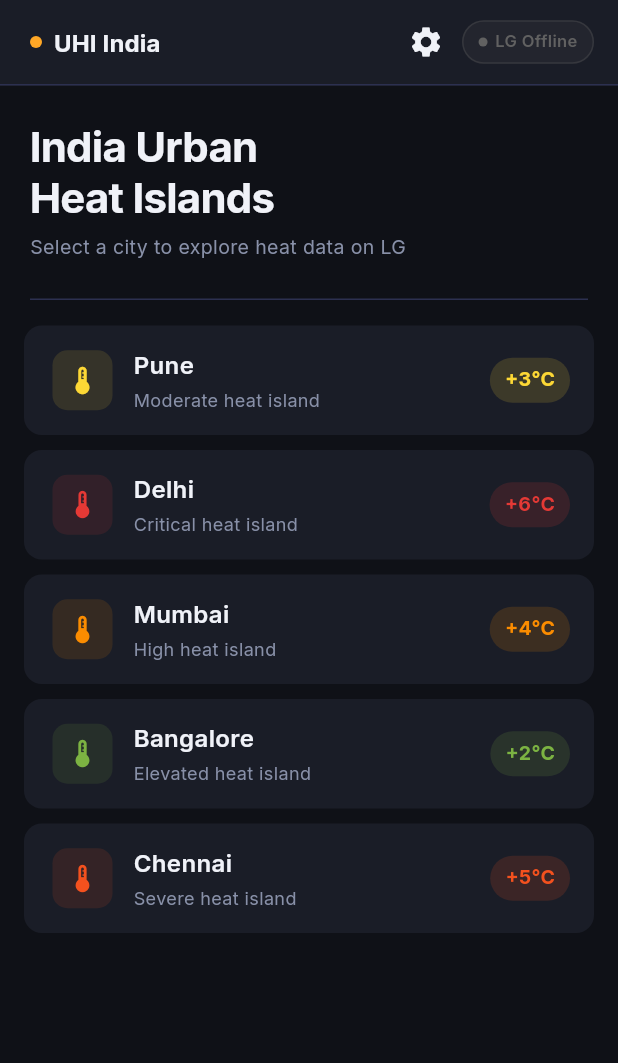
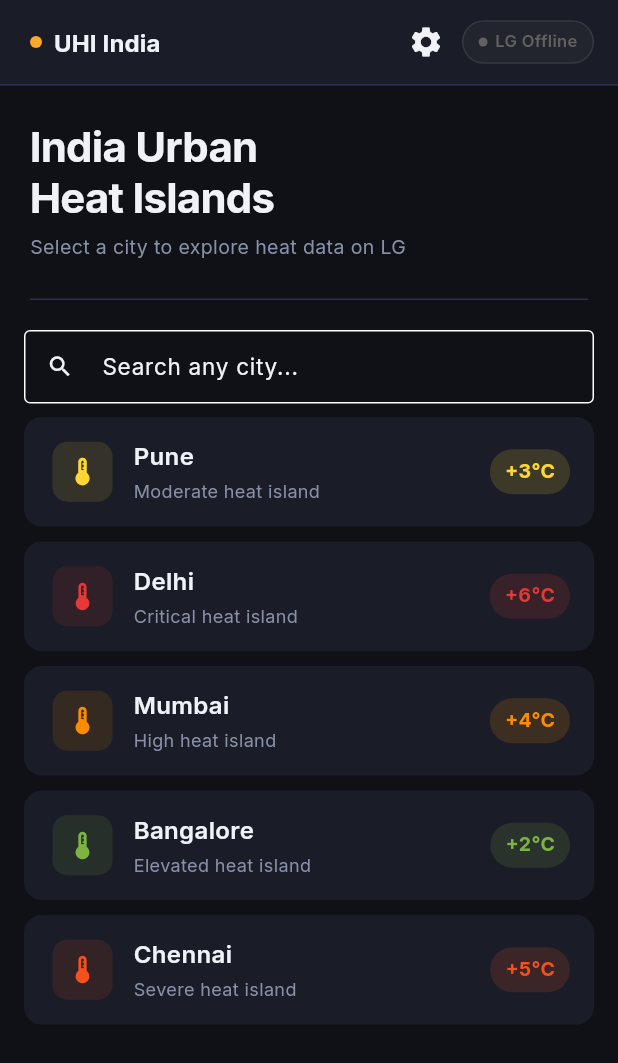
Before and after one commit to itsofficially-sreyash/UHI_Visualiser_for_LG, a Flutter app: the screen it shows after launch, on a phone screen of 412 x 824 dp. Shown: the top 1063 px of the screen. Run offline on Flutter 3.47's test engine with Material 3 defaults, Android fonts, the phone set to English and light mode, and no system bars; our stand-ins replace flutter_dotenv, flutter_tts, google_fonts; missing offline and left inert: dartssh2.

Commit message:
feat: global city search using OSM Nominatim API

```diff
--- a/lib/screens/city_list_screen.dart
+++ b/lib/screens/city_list_screen.dart
@@ -113,6 +113,31 @@
             child: Container(height: 1, color: AppColors.divider),
           ),
           const SizedBox(height: 12),
+          Padding(
+            padding: const EdgeInsets.fromLTRB(16, 8, 16, 4),
+            child: TextField(
+              decoration: const InputDecoration(
+                hintText: 'Search any city...',
+                prefixIcon: Icon(Icons.search),
+                border: OutlineInputBorder(),
+                isDense: true,
+              ),
+              onChanged: (query) =>
+                  context.read<CityProvider>().searchCity(query),
+            ),
+          ),
+
+          if (provider.searchResults.isNotEmpty)
+            ...provider.searchResults.map(
+              (city) => ListTile(
+                title: Text(city.name),
+                trailing: const Icon(Icons.thermostat, color: Colors.red),
+                onTap: () {
+                  provider.clearSearch();
+                  provider.selectCity(city);
+                },
+              ),
+            ),
 
           // City cards list
           Expanded(
```
Also changed, not shown: lib/providers/city_provider.dart (+23 -0 lines), lib/services/geocoding_service.dart (added, +33 -0 lines).
